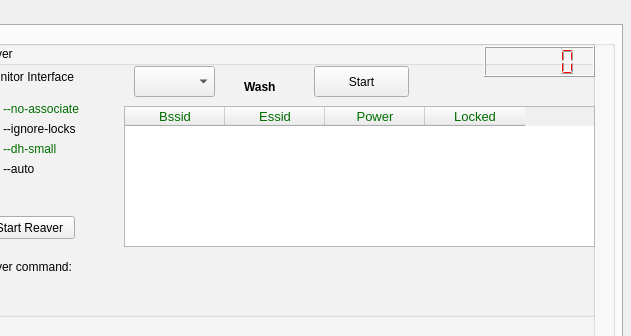
Old version of the form wifern.ui in the repository houcy/wifern; both pictures show x 708 to 1339 and y 0 to 336 of the 1339 by 771 pixel window.
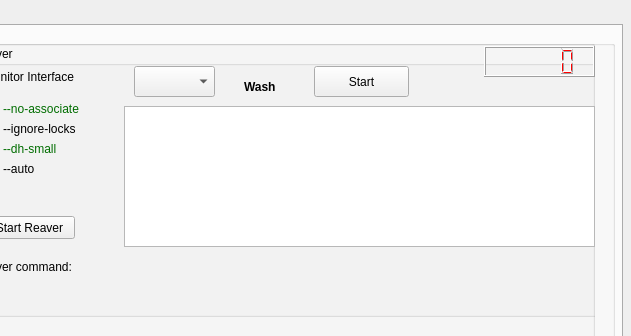
New version of the form. Icons and pictures are not drawn.

Commit message: Database model change

```diff
--- a/wifern.ui
+++ b/wifern.ui
@@ -325,7 +325,7 @@
              <string>Wash</string>
             </property>
            </widget>
-           <widget class="QTableWidget" name="wash_tableWidget">
+           <widget class="QTableView" name="wash_tableView">
             <property name="geometry">
              <rect>
               <x>150</x>
@@ -357,26 +357,6 @@
             <property name="selectionBehavior">
              <enum>QAbstractItemView::SelectRows</enum>
             </property>
-            <column>
-             <property name="text">
-              <string>Bssid</string>
-             </property>
-            </column>
-            <column>
-             <property name="text">
-              <string>Essid</string>
-             </property>
-            </column>
-            <column>
-             <property name="text">
-              <string>Power</string>
-             </property>
-            </column>
-            <column>
-             <property name="text">
-              <string>Locked</string>
-             </property>
-            </column>
            </widget>
            <widget class="QPushButton" name="start_wash_Button">
             <property name="geometry">
```
The commit also changes 2 other files.
